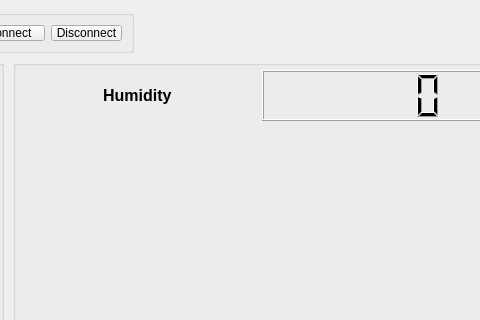
This is WeatherStationv2/mainwindow.ui in JMikos7/it-academy as Qt 5 draws it before an edit; both pictures show x 477 to 957 and y 0 to 320 of the 1073 by 938 pixel window. The edited form follows.
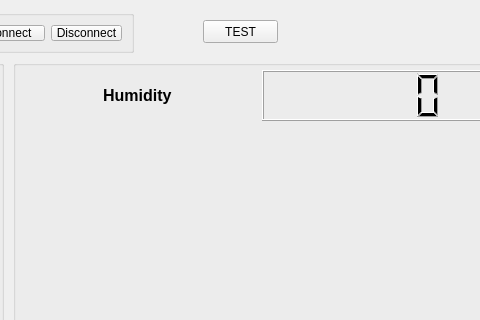
This is the edited form.

The edit to the form file:
```diff
--- a/WeatherStationv2/mainwindow.ui
+++ b/WeatherStationv2/mainwindow.ui
@@ -447,6 +447,19 @@
      </item>
     </layout>
    </widget>
+   <widget class="QPushButton" name="test">
+    <property name="geometry">
+     <rect>
+      <x>680</x>
+      <y>20</y>
+      <width>75</width>
+      <height>23</height>
+     </rect>
+    </property>
+    <property name="text">
+     <string>TEST</string>
+    </property>
+   </widget>
    <zorder>groupBox</zorder>
    <zorder>groupBox_2</zorder>
    <zorder>groupBox_3</zorder>
```
Left out of the diff: 1 changed line with no effect on the pictures.
